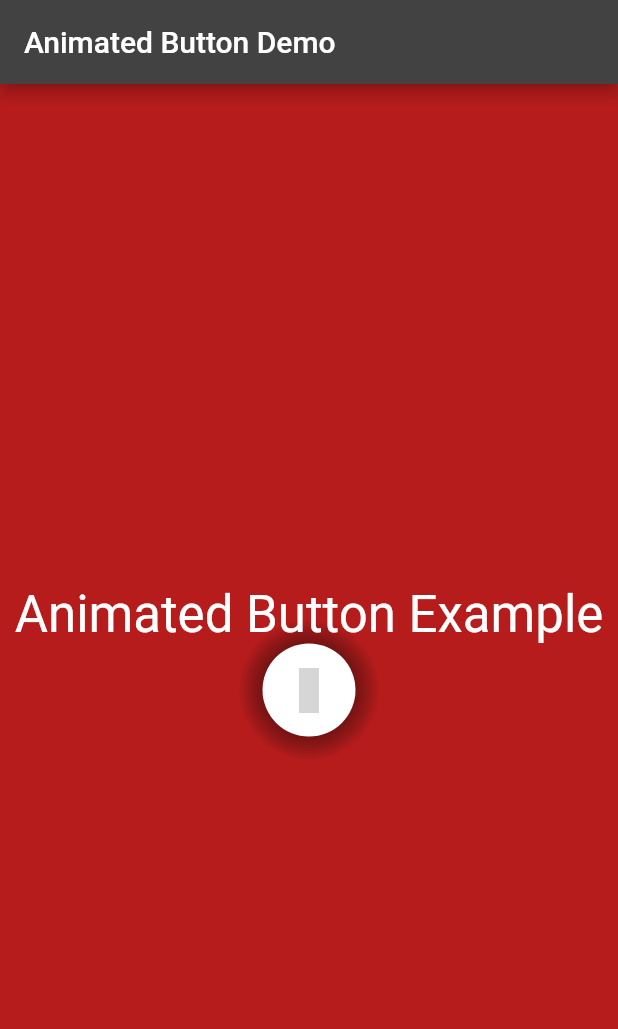
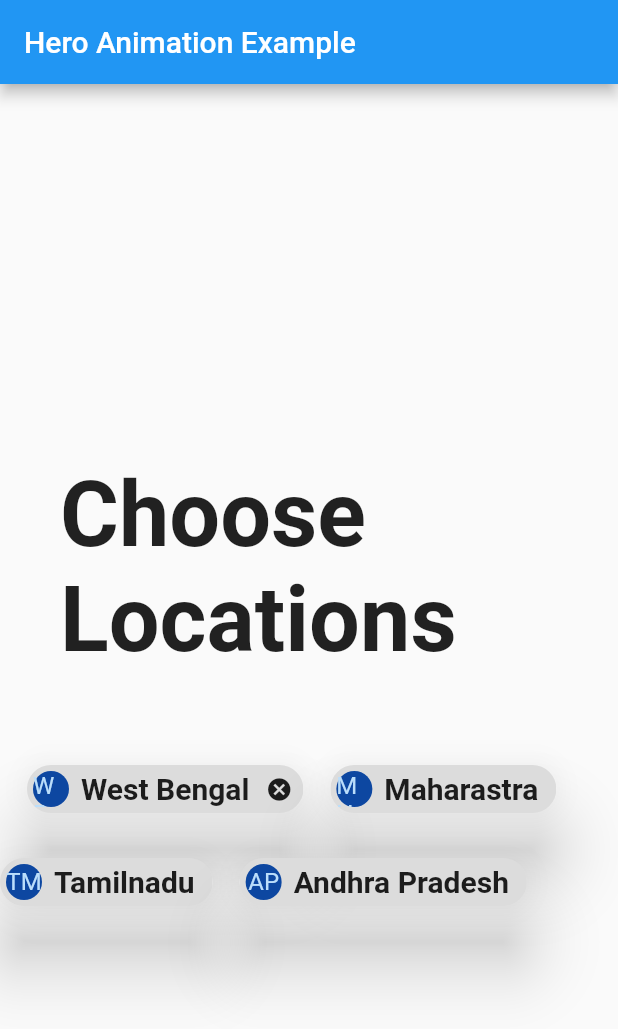
Before and after one commit to sanjibsinha/flutter_artisan, a Flutter app: the screen it shows after launch, on a phone screen of 412 x 824 dp. Shown: the top 1029 px of the screen. Run offline on Flutter 3.47's test engine with Material 2 defaults, Android fonts, the phone set to English and light mode, and no system bars; Roboto replaces fonts that are missing (Allison, Allura); grey boxes are pictures that could not be loaded.

Commit message:
first and probably last?

```diff
--- a/lib/main.dart
+++ b/lib/main.dart
@@ -3,7 +3,5 @@ import 'package:flutter/material.dart';
 import 'view/my_app.dart';
 
 void main() {
-  runApp(
-    const MyApp(),
-  );
+  runApp(const MyApp());
 }
--- /dev/null
+++ b/lib/view/all_locations.dart
@@ -0,0 +1,104 @@
+import 'package:flutter/material.dart';
+
+import 'west_bengal.dart';
+
+class AllLocations extends StatelessWidget {
+  const AllLocations({
+    Key? key,
+  }) : super(key: key);
+
+  @override
+  Widget build(BuildContext context) {
+    return Center(
+      child: Wrap(
+        spacing: 18.0, // gap between adjacent chips
+        runSpacing: 14.0, // gap between lines
+        children: [
+          Container(
+            margin: const EdgeInsets.all(20),
+            padding: const EdgeInsets.all(20),
+            child: const Text(
+              'Choose Locations',
+              style: TextStyle(
+                fontFamily: 'Allison',
+                fontSize: 60,
+                fontWeight: FontWeight.bold,
+              ),
+            ),
+          ),
+          const SizedBox(
+            height: 10,
+          ),
+          GestureDetector(
+            onTap: () => Navigator.push(context,
+                MaterialPageRoute(builder: (context) => const WestBengal())),
+            child: Chip(
+              avatar: CircleAvatar(
+                backgroundColor: Colors.blue.shade900,
+                child: const Hero(
+                  tag: 'wb',
+                  child: Text('WB'),
+                ),
+              ),
+              label: const Text(
+                'West Bengal',
+                style: TextStyle(
+                  fontSize: 20,
+                  fontWeight: FontWeight.bold,
+                ),
+              ),
+              shadowColor: Colors.black,
+              elevation: 20,
+              onDeleted: () {},
+            ),
+          ),
+          Chip(
+            avatar: CircleAvatar(
+              backgroundColor: Colors.blue.shade900,
+              child: const Text('MH'),
+            ),
+            label: const Text(
+              'Maharastra',
+              style: TextStyle(
+                fontSize: 20,
+                fontWeight: FontWeight.bold,
+              ),
+            ),
+            shadowColor: Colors.black,
+            elevation: 20,
+          ),
+          Chip(
+            avatar: CircleAvatar(
+              backgroundColor: Colors.blue.shade900,
+              child: const Text('TM'),
+            ),
+            label: const Text(
+              'Tamilnadu',
+              style: TextStyle(
+                fontSize: 20,
+                fontWeight: FontWeight.bold,
+              ),
+            ),
+            shadowColor: Colors.black,
+            elevation: 20,
+          ),
+          Chip(
+            avatar: CircleAvatar(
+              backgroundColor: Colors.blue.shade900,
+              child: const Text('AP'),
+            ),
+            label: const Text(
+              'Andhra Pradesh',
+              style: TextStyle(
+                fontSize: 20,
+                fontWeight: FontWeight.bold,
+              ),
+            ),
+            shadowColor: Colors.black,
+            elevation: 20,
+          ),
+        ],
+      ),
+    );
+  }
+}
--- a/lib/view/my_app.dart
+++ b/lib/view/my_app.dart
@@ -5,19 +5,14 @@ import 'my_home_page.dart';
 class MyApp extends StatelessWidget {
   const MyApp({Key? key}) : super(key: key);
 
-  // This widget is the root of your application.
   @override
   Widget build(BuildContext context) {
     return MaterialApp(
-      debugShowCheckedModeBanner: false,
-      title: 'Animated Button Demo',
+      title: 'Flutter Demo',
       theme: ThemeData(
-        brightness: Brightness.dark,
-        scaffoldBackgroundColor: Colors.red.shade900,
-        primaryColor: Colors.blue.shade900,
-        primaryColorDark: Colors.green.shade100,
+        primarySwatch: Colors.blue,
       ),
-      home: const MyHomePage(),
+      home: const MyHomePage(title: 'Hero Animation Example'),
     );
   }
 }
--- a/lib/view/my_home_page.dart
+++ b/lib/view/my_home_page.dart
@@ -1,102 +1,23 @@
 import 'package:flutter/material.dart';
-import 'package:google_fonts/google_fonts.dart';
-import 'package:material_design_icons_flutter/material_design_icons_flutter.dart';
 
-class MyHomePage extends StatelessWidget {
-  const MyHomePage({Key? key}) : super(key: key);
+import 'all_locations.dart';
 
+class MyHomePage extends StatefulWidget {
+  const MyHomePage({Key? key, required this.title}) : super(key: key);
+  final String title;
+
+  @override
+  _MyHomePageState createState() => _MyHomePageState();
+}
+
+class _MyHomePageState extends State<MyHomePage> {
   @override
   Widget build(BuildContext context) {
     return Scaffold(
       appBar: AppBar(
-        title: const Text(
-          'Animated Button Demo',
-        ),
+        title: Text(widget.title),
       ),
-      body: Center(
-        child: AnnimatedButton(
-          onTap: () {},
-          icon: const Icon(
-            MdiIcons.twitter,
-            size: 30.0,
-            color: Colors.redAccent,
-          ),
-        ),
-      ),
+      body: const AllLocations(),
     );
   }
 }
-
-class AnnimatedButton extends StatefulWidget {
-  const AnnimatedButton({
-    Key? key,
-    required this.onTap,
-    required this.icon,
-  }) : super(key: key);
-
-  final GestureTapCallback onTap;
-  final Icon icon;
-
-  @override
-  _AnnimatedButtonState createState() => _AnnimatedButtonState();
-}
-
-class _AnnimatedButtonState extends State<AnnimatedButton>
-    with SingleTickerProviderStateMixin {
-  late AnimationController _animationController;
-  late Animation _animation;
-
-  @override
-  void initState() {
-    _animationController =
-        AnimationController(vsync: this, duration: const Duration(seconds: 2));
-    _animation = Tween(begin: 0.0, end: 12.0).animate(
-      CurvedAnimation(parent: _animationController, curve: Curves.easeOut),
-    );
-    _animationController.repeat(reverse: true);
-    super.initState();
-  }
-
-  @override
-  Widget build(BuildContext context) {
-    final TextStyle headline4 = Theme.of(context).textTheme.headline4!;
-    return Column(
-      mainAxisAlignment: MainAxisAlignment.center,
-      mainAxisSize: MainAxisSize.min,
-      children: [
-        Text(
-          'Animated Button Example',
-          style: GoogleFonts.allura(
-            color: Colors.white,
-            textStyle: headline4,
-          ),
-        ),
-        InkWell(
-          borderRadius: BorderRadius.circular(400),
-          onTap: widget.onTap,
-          child: AnimatedBuilder(
-            animation: _animation,
-            builder: (context, _) {
-              return Ink(
-                padding: const EdgeInsets.all(16),
-                decoration: BoxDecoration(
-                  color: Colors.white,
-                  shape: BoxShape.circle,
-                  boxShadow: [
-                    for (int i = 1; i <= 8; i++)
-                      BoxShadow(
-                        color: Colors.black38
-                            .withOpacity(_animationController.value / 2),
-                        spreadRadius: _animation.value * i,
-                      )
-                  ],
-                ),
-                child: widget.icon,
-              );
-            },
-          ),
-        ),
-      ],
-    );
-  }
-}
--- /dev/null
+++ b/lib/view/west_bengal.dart
@@ -0,0 +1,68 @@
+import 'package:flutter/gestures.dart';
+import 'package:flutter/material.dart';
+
+class WestBengal extends StatelessWidget {
+  const WestBengal({Key? key}) : super(key: key);
+
+  @override
+  Widget build(BuildContext context) {
+    return Scaffold(
+      appBar: AppBar(
+        title: const Text('West Bengal'),
+      ),
+      body: Center(
+        child: Hero(
+            tag: 'wb',
+            child: ListView(
+              children: [
+                Container(
+                  padding: const EdgeInsets.all(10),
+                  width: 350,
+                  height: 350,
+                  child: Image.network(
+                      'https://cdn.pixabay.com/photo/2021/11/13/23/06/tree-6792528_960_720.jpg'),
+                ),
+                Container(
+                  padding: const EdgeInsets.all(5),
+                  child: RichText(
+                    text: TextSpan(
+                      text: 'West Bengal ...',
+                      style: const TextStyle(
+                        fontSize: 30.0,
+                        color: Colors.blue,
+                      ),
+                      children: [
+                        TextSpan(
+                          text: ' A land where I was born and fell in love ...'
+                              'with learning Flutter. Why? Because there are '
+                              ' so many trees and butterflies around us ...',
+                          style: const TextStyle(
+                            fontSize: 20.0,
+                            color: Colors.red,
+                          ),
+                          recognizer: TapGestureRecognizer()
+                            ..onTap = () {
+                              Navigator.pop(context);
+                            },
+                        ),
+                        TextSpan(
+                          text: ' Read More ...',
+                          style: const TextStyle(
+                            fontSize: 15.0,
+                            color: Colors.green,
+                          ),
+                          recognizer: TapGestureRecognizer()
+                            ..onTap = () {
+                              Navigator.pop(context);
+                            },
+                        ),
+                      ],
+                    ),
+                  ),
+                ),
+              ],
+            )),
+      ),
+    );
+  }
+}
```
